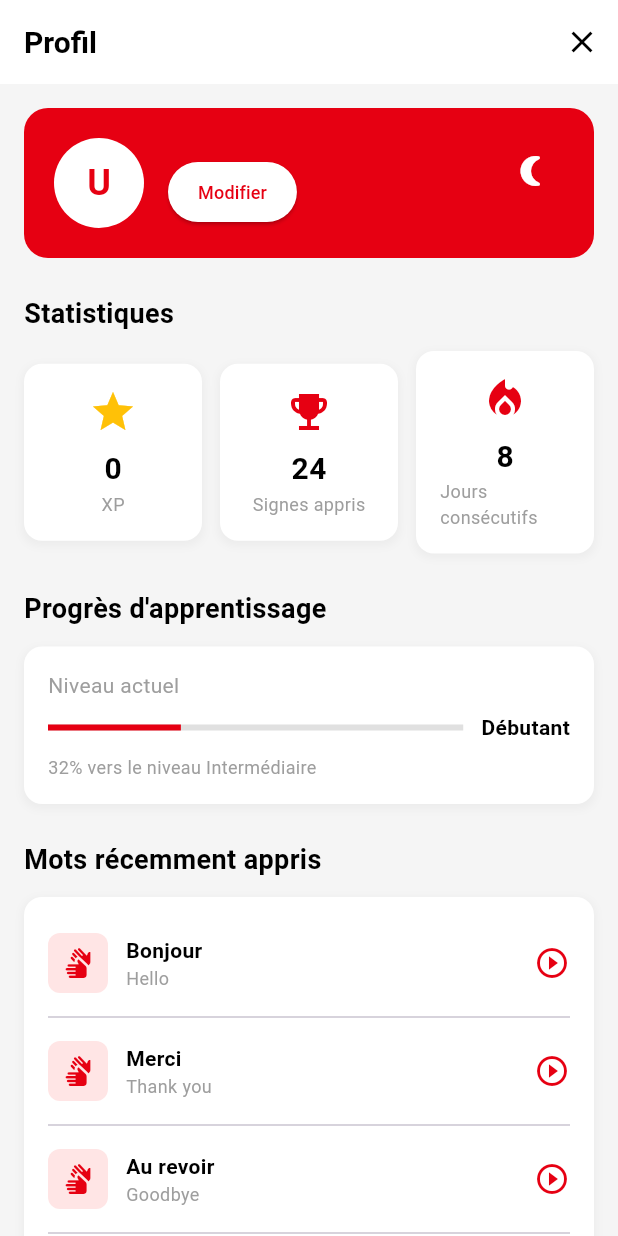
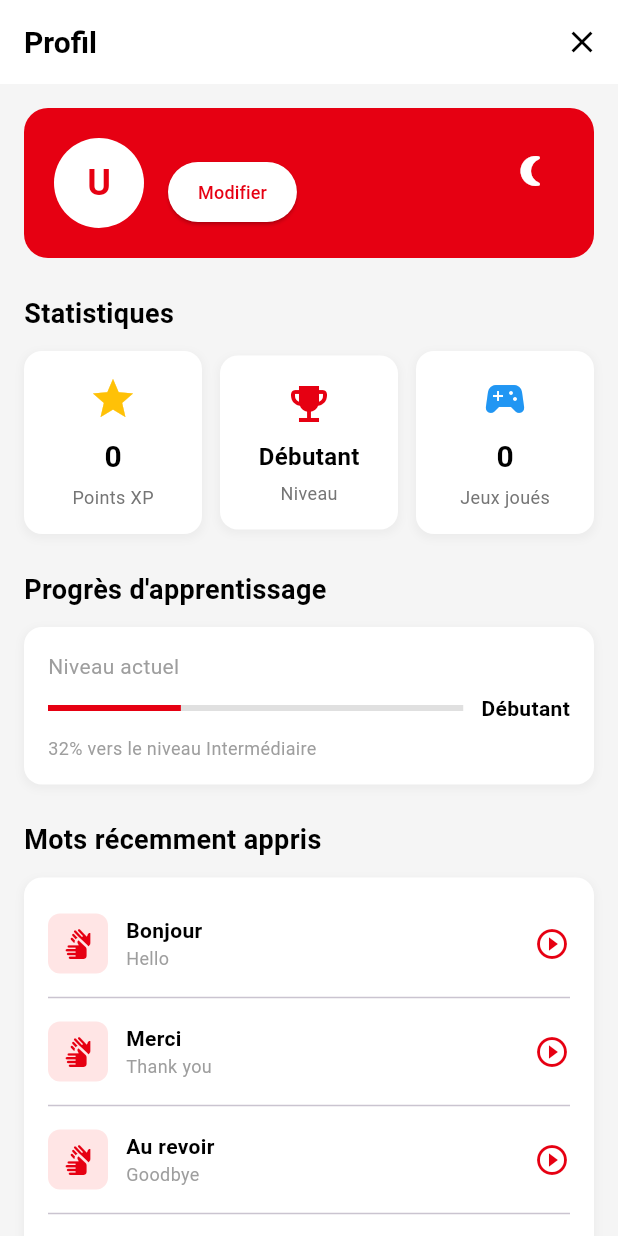
Before and after one commit to maycem204/TSL, a Flutter app: the ProfilePage screen opened directly, on a phone screen of 412 x 824 dp. Run offline on Flutter 3.47's test engine with Material 3 defaults, Android fonts, the phone set to English and light mode, and no system bars; our stand-ins replace shared_preferences; accounts and stored records are empty.

Commit message:
Presque c bon

```diff
--- a/lib/pages/profile_page.dart
+++ b/lib/pages/profile_page.dart
@@ -17,6 +17,11 @@ class _ProfilePageState extends State<ProfilePage> {
   String _userName = 'Chargement...';
   String _userEmail = 'Chargement...';
   int _userXP = 0;
+  String _userLevel = 'Débutant';
+  int _gamesPlayed = 0;
+  int _lastGameScore = 0;
+  double _avgScore = 0.0;
+  bool _isLoading = true;
 
   @override
   void initState() {
@@ -25,13 +30,48 @@ class _ProfilePageState extends State<ProfilePage> {
   }
 
   Future<void> _loadUserInfo() async {
-    final userInfo = await UserService.getUserInfo();
-    final userXP = await UserService.getUserXP();
-    setState(() {
-      _userName = userInfo['name']!;
-      _userEmail = userInfo['email']!;
-      _userXP = userXP;
-    });
+    setState(() => _isLoading = true);
+
+    try {
+      final userInfo = await UserService.getUserInfo();
+      final gameStats = await UserService.getGameStats();
+
+      if (gameStats['success'] == true) {
+        final stats = gameStats['stats'];
+        setState(() {
+          _userName = userInfo['name'] ?? 'Utilisateur';
+          _userEmail = userInfo['email'] ?? 'email@example.com';
+          _userXP = stats['total_xp'] ?? 0;
+          _userLevel = stats['level'] ?? 'Débutant';
+          _gamesPlayed = stats['games_played'] ?? 0;
+          _lastGameScore = stats['last_game_score'] ?? 0;
+          _avgScore = (stats['avg_score'] ?? 0.0).toDouble();
+          _isLoading = false;
+        });
+      } else {
+        // Fallback si les stats ne sont pas disponibles
+        final userInfo = await UserService.getUserInfo();
+        setState(() {
+          _userName = userInfo['name'] ?? 'Utilisateur';
+          _userEmail = userInfo['email'] ?? 'email@example.com';
+          _userXP = 0; // Valeur par défaut
+          _userLevel = 'Débutant';
+          _isLoading = false;
+        });
+      }
+    } catch (e) {
+      setState(() {
+        _isLoading = false;
+      });
+    }
+  }
+
+  String _calculateLevel(int xp) {
+    if (xp < 100) return 'Débutant';
+    if (xp < 300) return 'Intermédiaire';
+    if (xp < 600) return 'Avancé';
+    if (xp < 1000) return 'Expert';
+    return 'Maître';
   }
 
   @override
@@ -209,11 +249,12 @@ class _ProfilePageState extends State<ProfilePage> {
                             color: Colors.black,
                           ),
                         ),
-                        const Text(
-                          "XP",
+                        const SizedBox(height: 4),
+                        Text(
+                          "Points XP",
                           style: TextStyle(
                             fontSize: 12,
-                            color: Colors.grey,
+                            color: Colors.grey[600],
                           ),
                         ),
                       ],
@@ -221,7 +262,7 @@ class _ProfilePageState extends State<ProfilePage> {
                   ),
                 ),
                 const SizedBox(width: 12),
-                // Signs Learned Card
+                // Level Card
                 Expanded(
                   child: Container(
                     padding: const EdgeInsets.all(16),
@@ -245,19 +286,20 @@ class _ProfilePageState extends State<ProfilePage> {
                           size: 32,
                         ),
                         const SizedBox(height: 8),
-                        const Text(
-                          "24",
-                          style: TextStyle(
-                            fontSize: 20,
+                        Text(
+                          _userLevel,
+                          style: const TextStyle(
+                            fontSize: 16,
                             fontWeight: FontWeight.bold,
                             color: Colors.black,
                           ),
                         ),
-                        const Text(
-                          "Signes appris",
+                        const SizedBox(height: 4),
+                        Text(
+                          "Niveau",
                           style: TextStyle(
                             fontSize: 12,
-                            color: Colors.grey,
+                            color: Colors.grey[600],
                           ),
                         ),
                       ],
@@ -265,7 +307,7 @@ class _ProfilePageState extends State<ProfilePage> {
                   ),
                 ),
                 const SizedBox(width: 12),
-                // Consecutive Days Card
+                // Games Played Card
                 Expanded(
                   child: Container(
                     padding: const EdgeInsets.all(16),
@@ -284,24 +326,25 @@ class _ProfilePageState extends State<ProfilePage> {
                     child: Column(
                       children: [
                         const Icon(
-                          Icons.local_fire_department,
-                          color: primaryRed,
+                          Icons.sports_esports,
+                          color: Colors.blue,
                           size: 32,
                         ),
                         const SizedBox(height: 8),
-                        const Text(
-                          "8",
-                          style: TextStyle(
+                        Text(
+                          "$_gamesPlayed",
+                          style: const TextStyle(
                             fontSize: 20,
                             fontWeight: FontWeight.bold,
                             color: Colors.black,
                           ),
                         ),
-                        const Text(
-                          "Jours consécutifs",
+                        const SizedBox(height: 4),
+                        Text(
+                          "Jeux joués",
                           style: TextStyle(
                             fontSize: 12,
-                            color: Colors.grey,
+                            color: Colors.grey[600],
                           ),
                         ),
                       ],
--- a/lib/services/user_service.dart
+++ b/lib/services/user_service.dart
@@ -167,18 +167,61 @@ class UserService {
     await prefs.setInt(_keyUserXP, xp);
   }
 
-  // Obtenir les XP de l'utilisateur
-  static Future<int> getUserXP() async {
-    final backendAuth = BackendAuthService();
-    final session = await backendAuth.getSession();
+  // Ajouter des XP à un utilisateur
+  static Future<Map<String, dynamic>> addXP(int xpToAdd) async {
+    try {
+      final backendAuth = BackendAuthService();
+      final session = await backendAuth.getSession();
 
-    if (session != null && session['xp'] != null) {
-      return session['xp'] as int;
+      if (session == null) {
+        return {
+          'success': false,
+          'message': 'Utilisateur non connecté',
+          'error': 'USER_NOT_LOGGED_IN',
+        };
+      }
+
+      final email = session['email'] as String;
+      final result = await backendAuth.addXP(email, xpToAdd);
+
+      if (result['success'] == true) {
+        // Mettre à jour les données locales
+        final prefs = await SharedPreferences.getInstance();
+        await prefs.setInt(_keyUserXP, result['total_xp']);
+        await prefs.setString(_keyUserLevel, result['level']);
+      }
+
+      return result;
+    } catch (e) {
+      return {
+        'success': false,
+        'message': 'Erreur lors de l\'ajout des XP: ${e.toString()}',
+        'error': 'XP_UPDATE_FAILED',
+      };
     }
+  }
 
-    // Fallback sur l'ancienne méthode
-    final prefs = await SharedPreferences.getInstance();
-    return prefs.getInt(_keyUserXP) ?? 0;
+  // Obtenir les statistiques de jeu
+  static Future<Map<String, dynamic>> getGameStats() async {
+    try {
+      final backendAuth = BackendAuthService();
+      final session = await backendAuth.getSession();
+
+      if (session == null) {
+        return {
+          'success': false,
+          'message': 'Utilisateur non connecté',
+        };
+      }
+
+      final email = session['email'] as String;
+      return await backendAuth.getGameStats(email);
+    } catch (e) {
+      return {
+        'success': false,
+        'message': 'Erreur: ${e.toString()}',
+      };
+    }
   }
 
   // Se déconnecter
```
Also changed, not shown: lib/pages/find_image_game.dart (+18 -8 lines), lib/pages/game_pages.dart (+45 -106 lines), lib/pages/write_word_game.dart (+18 -8 lines), lib/services/backend_auth_service.dart (+135 -46 lines).
